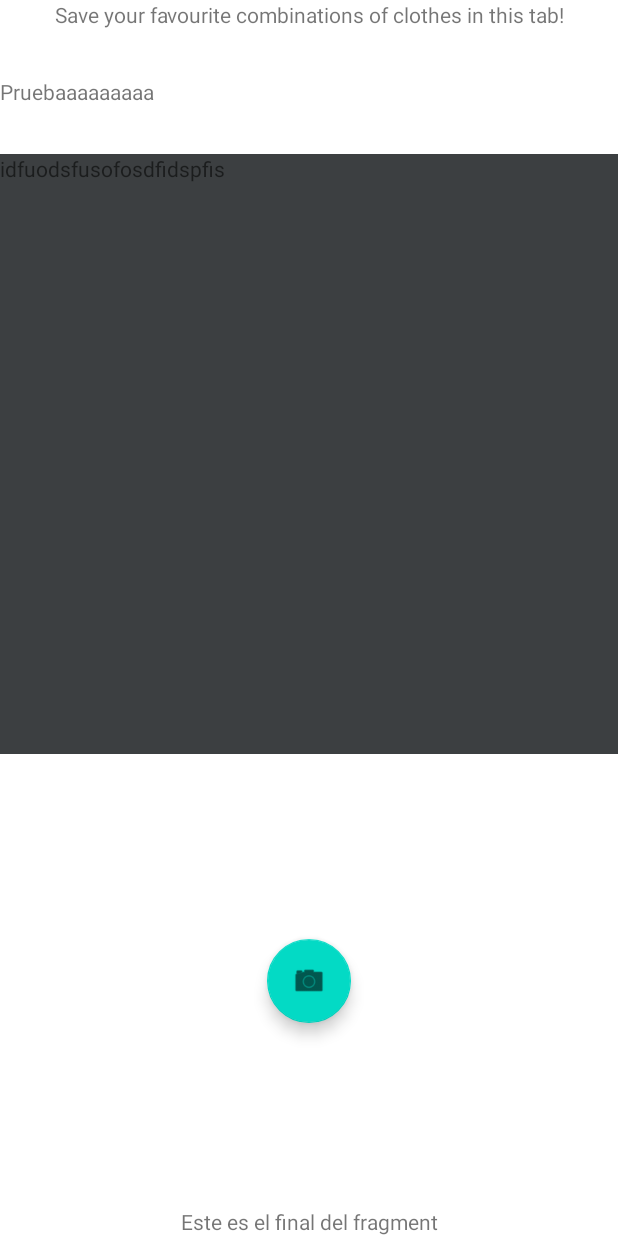
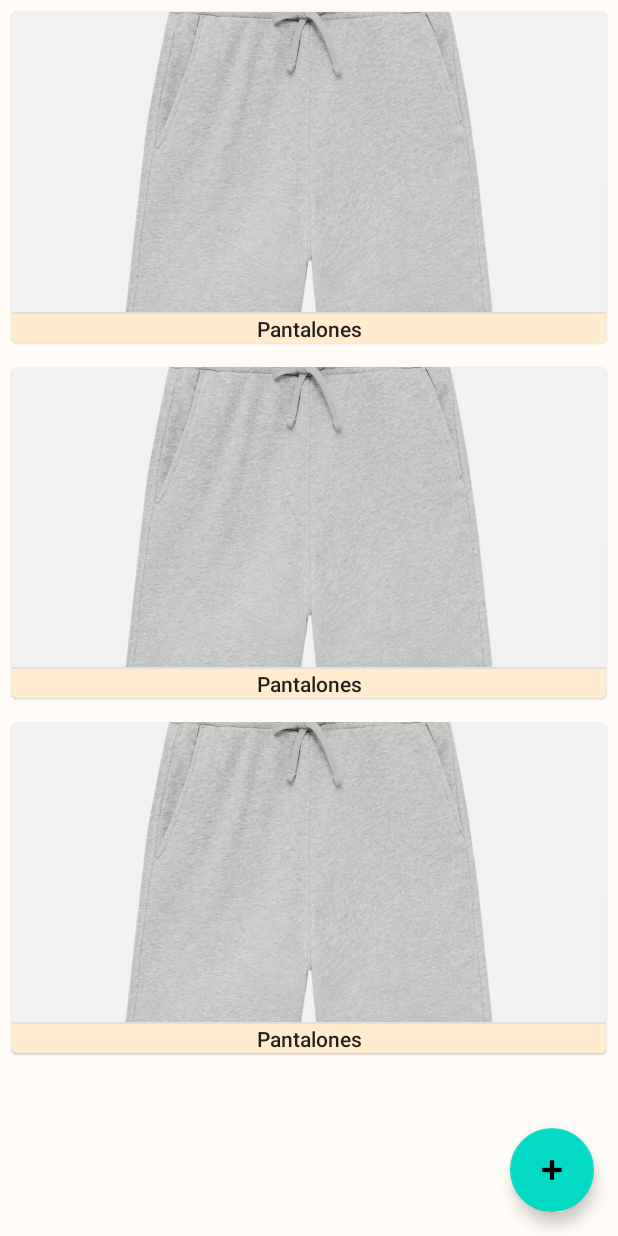
Before and after one commit to carlosoliva2000/my-closet, an Android app: the layout fragment_outfits.xml on its own in the app's theme, with its tools: preview values and no code run, on a phone screen of 412 x 824 dp. Run offline under Robolectric (Android 15) with nearby library versions, the phone set to English and light mode, and no system bars.

Commit message:
Outfit tab now displays outfits
Now it is possible to show every outfit stored in the database. TODO: update the fragment when an outfit is added (right now you need to go to another tab and come back to update it).

```diff
--- a/app/src/main/java/com/example/mycloset/ui/overview/ClothesGridFragment.java
+++ b/app/src/main/java/com/example/mycloset/ui/overview/ClothesGridFragment.java
@@ -126,6 +126,9 @@ public class ClothesGridFragment extends Fragment {
                 new FutureCallback<List<Garment>>() {
                     public void onSuccess(List<Garment> result) {
                         // handle success
+                        if (result==null || result.size()==0) {
+                            // TODO create msg for empty category!
+                        }
                         myClothesGridRecyclerViewAdapter.setmValues(result);
                         recyclerView.setAdapter(myClothesGridRecyclerViewAdapter);
 //                        String s = "";
--- a/app/src/main/java/com/example/mycloset/ui/overview/MyClothesGridRecyclerViewAdapter.java
+++ b/app/src/main/java/com/example/mycloset/ui/overview/MyClothesGridRecyclerViewAdapter.java
@@ -49,9 +49,7 @@ public class MyClothesGridRecyclerViewAdapter extends RecyclerView.Adapter<MyClo
 
     @Override
     public ViewHolder onCreateViewHolder(ViewGroup parent, int viewType) {
-
         return new ViewHolder(FragmentClothesItemBinding.inflate(LayoutInflater.from(parent.getContext()), parent, false));
-
     }
 
     @Override
--- a/app/src/main/res/layout/fragment_clothes_grid.xml
+++ b/app/src/main/res/layout/fragment_clothes_grid.xml
@@ -3,7 +3,7 @@
     xmlns:app="http://schemas.android.com/apk/res-auto"
     xmlns:tools="http://schemas.android.com/tools"
     android:id="@+id/list"
-    android:name="com.example.mycloset.ui.overview.MicFragment"
+    android:name="com.example.mycloset.ui.overview.ClothesGridFragment"
     style="@style/MyBackground"
     android:layout_width="match_parent"
     android:layout_height="match_parent"
--- a/app/src/main/res/layout/fragment_outfits.xml
+++ b/app/src/main/res/layout/fragment_outfits.xml
@@ -1,10 +1,28 @@
 <?xml version="1.0" encoding="utf-8"?>
-<androidx.core.widget.NestedScrollView xmlns:android="http://schemas.android.com/apk/res/android"
+<androidx.constraintlayout.widget.ConstraintLayout xmlns:android="http://schemas.android.com/apk/res/android"
     xmlns:app="http://schemas.android.com/apk/res-auto"
     xmlns:tools="http://schemas.android.com/tools"
     android:layout_width="match_parent"
+    android:layout_height="match_parent">
+
+    <com.google.android.material.floatingactionbutton.FloatingActionButton
+        android:id="@+id/floatingActionButtonOutfits"
+        android:layout_width="wrap_content"
+        android:layout_height="wrap_content"
+        android:layout_marginEnd="16dp"
+        android:layout_marginBottom="16dp"
+        android:clickable="true"
+        android:src="@android:drawable/ic_input_add"
+        app:layout_constraintBottom_toBottomOf="parent"
+        app:layout_constraintEnd_toEndOf="parent" />
+
+    <androidx.core.widget.NestedScrollView
+        android:layout_width="match_parent"
         android:layout_height="match_parent"
         android:fillViewport="true"
+        app:layout_constraintEnd_toEndOf="parent"
+        app:layout_constraintStart_toStartOf="parent"
+        app:layout_constraintTop_toTopOf="parent"
         tools:context=".ui.closet.OutfitsFragment">
 
         <androidx.constraintlayout.widget.ConstraintLayout
@@ -12,15 +30,6 @@
             android:layout_height="match_parent">
 
             <!-- TODO: Update blank fragment layout -->
-        <TextView
-            android:id="@+id/textView3"
-            android:layout_width="match_parent"
-            android:layout_height="400dp"
-            android:layout_marginTop="32dp"
-            android:background="#3C3F41"
-            android:text="idfuodsfusofosdfidspfis"
-            app:layout_constraintStart_toStartOf="parent"
-            app:layout_constraintTop_toBottomOf="@id/textView" />
 
             <TextView
                 android:id="@+id/textView2"
@@ -28,41 +37,25 @@
                 android:layout_height="wrap_content"
                 android:gravity="center"
                 android:text="Save your favourite combinations of clothes in this tab!"
+                android:visibility="gone"
+                app:layout_constraintBottom_toBottomOf="parent"
                 app:layout_constraintStart_toStartOf="parent"
                 app:layout_constraintTop_toTopOf="parent" />
 
-        <TextView
-            android:id="@+id/textView"
+            <androidx.recyclerview.widget.RecyclerView
+                style="@style/MyBackground"
+                android:id="@+id/recyclerView_list_outfits"
                 android:layout_width="match_parent"
-            android:layout_height="wrap_content"
-            android:layout_marginTop="32dp"
-            android:text="Pruebaaaaaaaaa"
-            app:layout_constraintStart_toStartOf="parent"
-            app:layout_constraintTop_toBottomOf="@+id/textView2" />
-
-        <TextView
-            android:id="@+id/textView5"
-            android:layout_width="match_parent"
-            android:layout_height="wrap_content"
-            android:layout_marginTop="256dp"
-            android:gravity="center"
-            android:text="Este es el final del fragment"
+                android:layout_height="match_parent"
                 app:layout_constraintBottom_toBottomOf="parent"
-            app:layout_constraintStart_toStartOf="parent"
-            app:layout_constraintTop_toBottomOf="@+id/textView3"
-            app:layout_constraintVertical_bias="1.0" />
-
-        <com.google.android.material.floatingactionbutton.FloatingActionButton
-            android:id="@+id/floatingActionButtonOutfits"
-            android:layout_width="wrap_content"
-            android:layout_height="wrap_content"
-            android:clickable="true"
-            android:src="@android:drawable/ic_menu_camera"
-            app:layout_constraintBottom_toTopOf="@+id/textView5"
                 app:layout_constraintEnd_toEndOf="parent"
                 app:layout_constraintStart_toStartOf="parent"
-            app:layout_constraintTop_toBottomOf="@+id/textView3" />
+                app:layout_constraintTop_toTopOf="parent"
+                app:layoutManager="LinearLayoutManager"
+                tools:context=".ui.overview.OutfitsFragment"
+                tools:listitem="@layout/fragment_clothes_item" />
 
         </androidx.constraintlayout.widget.ConstraintLayout>
 
     </androidx.core.widget.NestedScrollView>
+</androidx.constraintlayout.widget.ConstraintLayout>
```
Also changed, not shown: app/src/main/java/com/example/mycloset/ui/closet/OutfitsFragment.java (+57 -14 lines), app/src/main/java/com/example/mycloset/ui/overview/OutfitsGridRecyclerViewAdapter.java (added, +80 -0 lines). Lines whose indentation alone changed are shown as unchanged.
